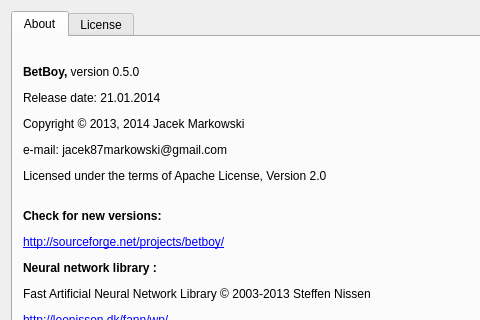
Qt form data/ui/about.ui (jacek-markowski/BetBoy) before a commit; both pictures show x 0 to 480 and y 0 to 320 of the 593 by 598 pixel window.
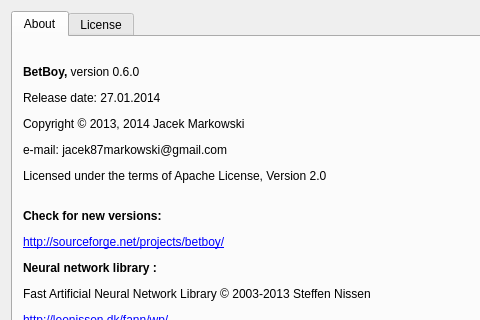
The same form after that commit.

```diff
--- a/data/ui/about.ui
+++ b/data/ui/about.ui
@@ -39,7 +39,7 @@
         </rect>
        </property>
        <property name="text">
-        <string>&lt;html&gt;&lt;head/&gt;&lt;body&gt;&lt;p&gt;&lt;span style=&quot; font-weight:600;&quot;&gt;BetBoy, &lt;/span&gt;version 0.5.0&lt;/p&gt;&lt;p&gt;Release date: 21.01.2014&lt;/p&gt;&lt;p&gt;Copyright © 2013, 2014 Jacek Markowski&lt;/p&gt;&lt;p&gt;e-mail: jacek87markowski@gmail.com&lt;/p&gt;&lt;p&gt;Licensed under the terms of Apache License, Version 2.0&lt;/p&gt;&lt;p&gt;&lt;br/&gt;&lt;span style=&quot; font-weight:600;&quot;&gt;Check for new versions:&lt;/span&gt;&lt;/p&gt;&lt;p&gt;&lt;a href=&quot;http://sourceforge.net/projects/betboy/&quot;&gt;&lt;span style=&quot; text-decoration: underline; color:#0000ff;&quot;&gt;http://sourceforge.net/projects/betboy/&lt;/span&gt;&lt;/a&gt;&lt;/p&gt;&lt;p&gt;&lt;span style=&quot; font-weight:600;&quot;&gt;Neural network library :&lt;/span&gt;&lt;/p&gt;&lt;p&gt;Fast Artificial Neural Network Library © 2003-2013 Steffen Nissen&lt;/p&gt;&lt;p&gt;&lt;a href=&quot;http://leenissen.dk/fann/wp/&quot;&gt;&lt;span style=&quot; text-decoration: underline; color:#0000ff;&quot;&gt;http://leenissen.dk/fann/wp/&lt;/span&gt;&lt;/a&gt;&lt;/p&gt;&lt;p&gt;&lt;span style=&quot; font-weight:600;&quot;&gt;Icons: &lt;/span&gt;&lt;/p&gt;&lt;p&gt;Crystal Project Icons © 2006-2007 Everaldo Coelho &lt;/p&gt;&lt;/body&gt;&lt;/html&gt;</string>
+        <string>&lt;html&gt;&lt;head/&gt;&lt;body&gt;&lt;p&gt;&lt;span style=&quot; font-weight:600;&quot;&gt;BetBoy, &lt;/span&gt;version 0.6.0&lt;/p&gt;&lt;p&gt;Release date: 27.01.2014&lt;/p&gt;&lt;p&gt;Copyright © 2013, 2014 Jacek Markowski&lt;/p&gt;&lt;p&gt;e-mail: jacek87markowski@gmail.com&lt;/p&gt;&lt;p&gt;Licensed under the terms of Apache License, Version 2.0&lt;/p&gt;&lt;p&gt;&lt;br/&gt;&lt;span style=&quot; font-weight:600;&quot;&gt;Check for new versions:&lt;/span&gt;&lt;/p&gt;&lt;p&gt;&lt;a href=&quot;http://sourceforge.net/projects/betboy/&quot;&gt;&lt;span style=&quot; text-decoration: underline; color:#0000ff;&quot;&gt;http://sourceforge.net/projects/betboy/&lt;/span&gt;&lt;/a&gt;&lt;/p&gt;&lt;p&gt;&lt;span style=&quot; font-weight:600;&quot;&gt;Neural network library :&lt;/span&gt;&lt;/p&gt;&lt;p&gt;Fast Artificial Neural Network Library © 2003-2013 Steffen Nissen&lt;/p&gt;&lt;p&gt;&lt;a href=&quot;http://leenissen.dk/fann/wp/&quot;&gt;&lt;span style=&quot; text-decoration: underline; color:#0000ff;&quot;&gt;http://leenissen.dk/fann/wp/&lt;/span&gt;&lt;/a&gt;&lt;/p&gt;&lt;p&gt;&lt;span style=&quot; font-weight:600;&quot;&gt;Icons: &lt;/span&gt;&lt;/p&gt;&lt;p&gt;Crystal Project Icons © 2006-2007 Everaldo Coelho &lt;/p&gt;&lt;/body&gt;&lt;/html&gt;</string>
        </property>
        <property name="openExternalLinks">
         <bool>true</bool>
```
